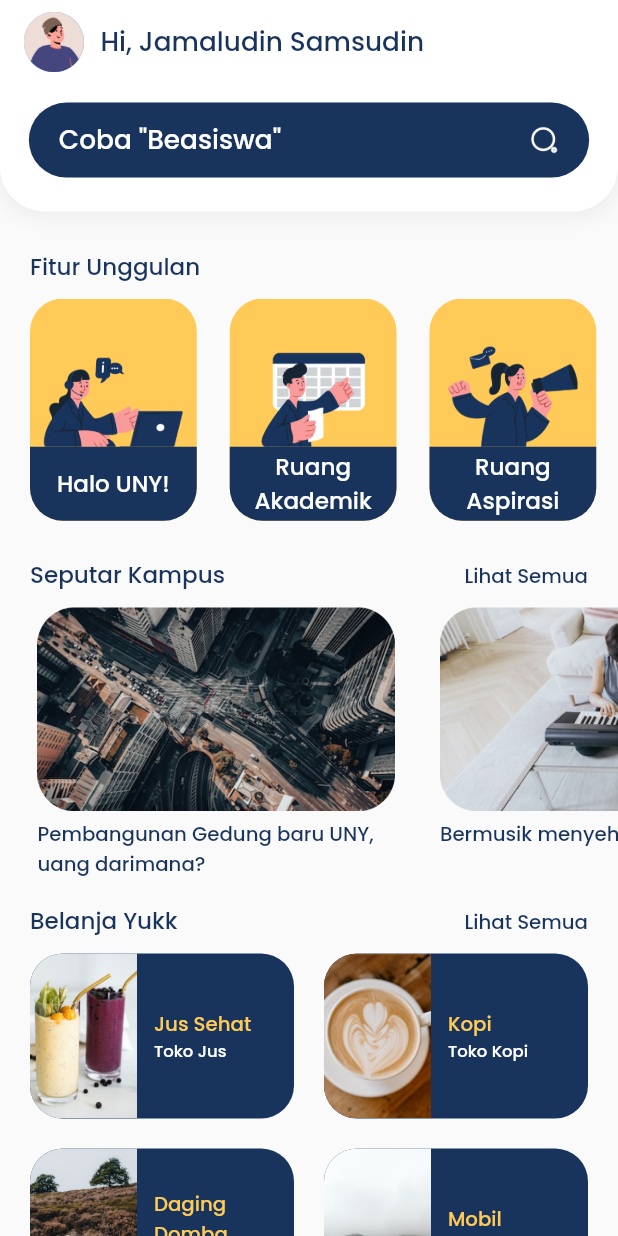
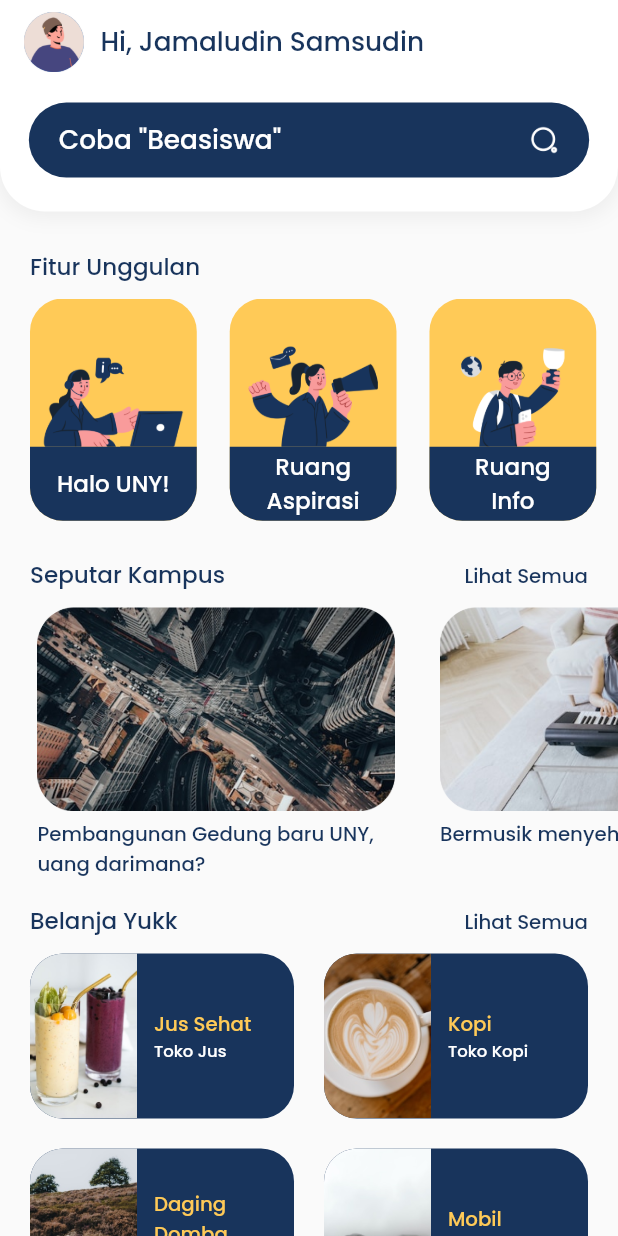
Before and after one commit to dxkrn/ruangtemu-apps, a Flutter app: the screen it shows after launch, on a phone screen of 412 x 824 dp. Run offline on Flutter 3.47's test engine with Material 2 defaults, Android fonts, the phone set to English and light mode, and no system bars; our stand-ins replace flutter_screenutil, google_fonts, google_sign_in, liquid_swipe, smooth_page_indicator.

Commit message:
Disable RuangAkademik Page

```diff
--- a/lib/Pages/home_page.dart
+++ b/lib/Pages/home_page.dart
@@ -82,11 +82,11 @@ class HomePage extends StatelessWidget {
                           title: 'Halo UNY!',
                           imgSrc: 'assets/images/img_ill_halouny.png',
                         ),
-                        FiturUnggulanCard(
-                          id: '/akademik',
-                          title: 'Ruang\nAkademik',
-                          imgSrc: 'assets/images/img_ill_akademik.png',
-                        ),
+                        // FiturUnggulanCard(
+                        //   id: '/akademik',
+                        //   title: 'Ruang\nAkademik',
+                        //   imgSrc: 'assets/images/img_ill_akademik.png',
+                        // ),
                         FiturUnggulanCard(
                           id: '/aspirasi',
                           title: 'Ruang\nAspirasi',
```
